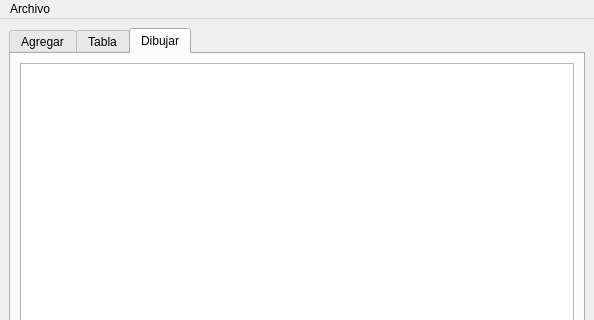
Before: the Qt Designer form mainwindow.ui in Rafael1307/ACTIVIDAD_8, drawn with Qt 5; both pictures show x 0 to 594 and y 0 to 320 of the 594 by 502 pixel window.
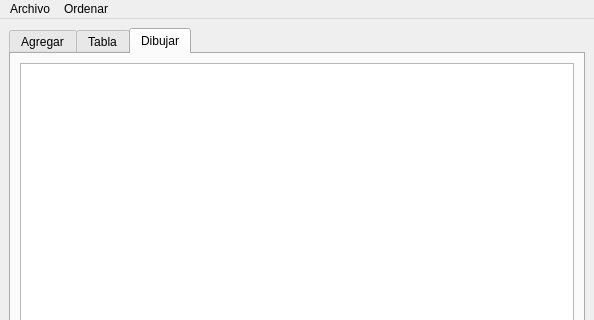
After: the same form once the commit is applied.

The edit to the form file:
```diff
--- a/mainwindow.ui
+++ b/mainwindow.ui
@@ -266,7 +266,16 @@
     <addaction name="actionAbrir"/>
     <addaction name="actionGuardar"/>
    </widget>
+   <widget class="QMenu" name="menuOrdenar">
+    <property name="title">
+     <string>Ordenar</string>
+    </property>
+    <addaction name="actionPor_ID"/>
+    <addaction name="actionPor_Distancia"/>
+    <addaction name="actionPor_Velocidad"/>
+   </widget>
    <addaction name="menuArchivo"/>
+   <addaction name="menuOrdenar"/>
   </widget>
   <widget class="QStatusBar" name="statusbar"/>
   <action name="actionAbrir">
```
Left out of the diff: 15 changed lines with no effect on the pictures.
